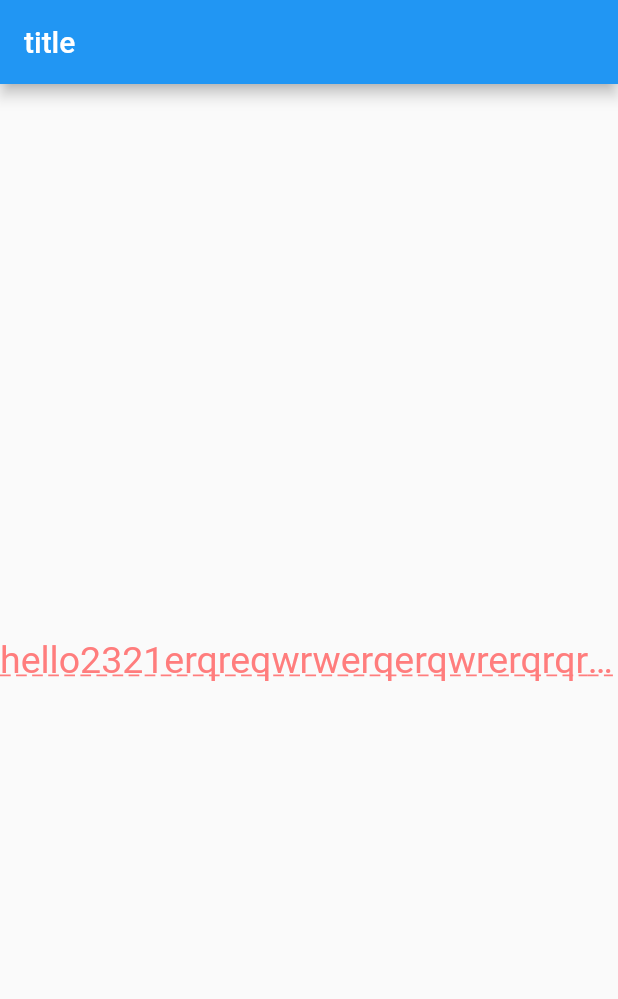
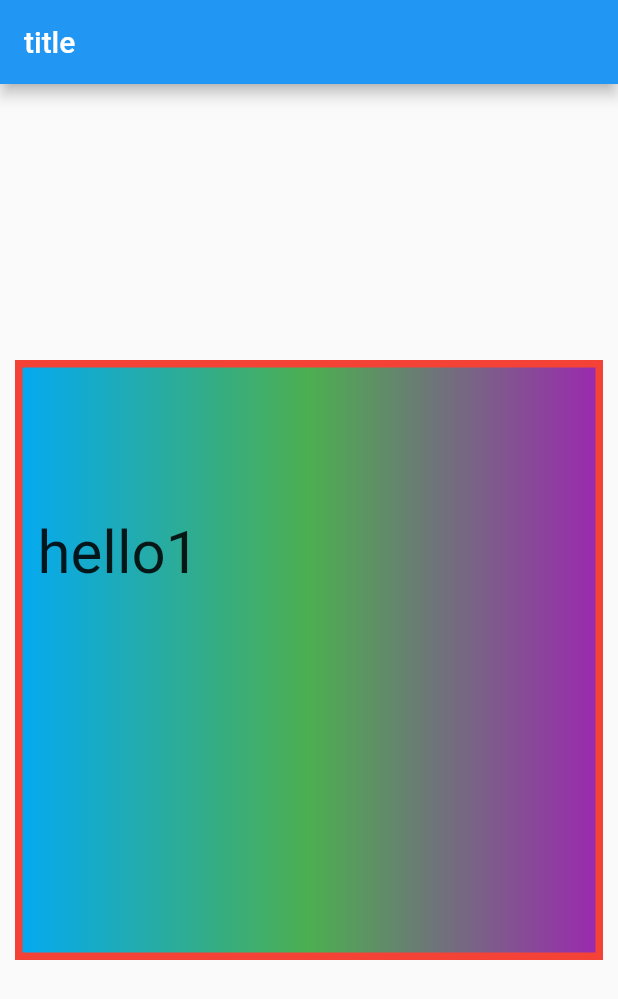
Before and after one commit to wangyu204/flutterHelloWord, a Flutter app: the screen it shows after launch, on a phone screen of 412 x 824 dp. Shown: the top 999 px of the screen. Run offline on Flutter 3.47's test engine with Material 2 defaults, Android fonts, the phone set to English and light mode, and no system bars.

Commit message:
修改内容：Container

```diff
--- a/lib/main.dart
+++ b/lib/main.dart
@@ -12,16 +12,20 @@ class MyApp extends StatelessWidget {
           title: Text('title'),
         ),
         body: Center(
-          child: Text(
-            'hello2321erqreqwrwerqerqwrerqrqrqrqrdsfafafafadfasf23rsrer121',
-            textAlign: TextAlign.left,
-            maxLines: 1,
-            overflow: TextOverflow.ellipsis,
-            style: TextStyle(
-              fontSize: 25.0,
-              color: Color.fromARGB(255, 255, 125, 125),
-              decoration: TextDecoration.underline,
-              decorationStyle: TextDecorationStyle.dashed,
+          child: Container(
+            child: new Text(
+              'hello1',
+              style: TextStyle(fontSize: 40.0),
+            ),
+            alignment: Alignment.topLeft,
+            width: 400.0,
+            height: 400.0,
+            padding: const EdgeInsets.fromLTRB(10.0, 100.0, 0, 0),
+            margin: const EdgeInsets.all(10.0),
+            decoration: new BoxDecoration(
+              gradient: const LinearGradient(
+                  colors: [Colors.lightBlue, Colors.green, Colors.purple]),
+              border: Border.all(width: 5.0, color: Colors.red),
             ),
           ),
         ),
```
